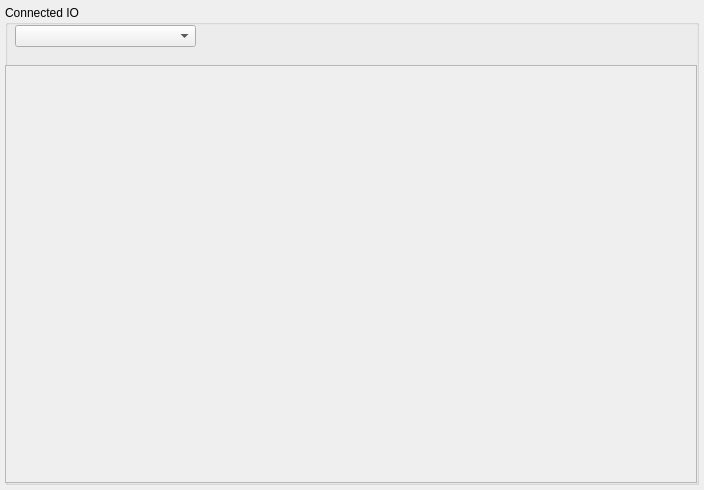
Ghettovich/bsf, file src/ui/forms/iodeviceform.ui: the form before one commit.
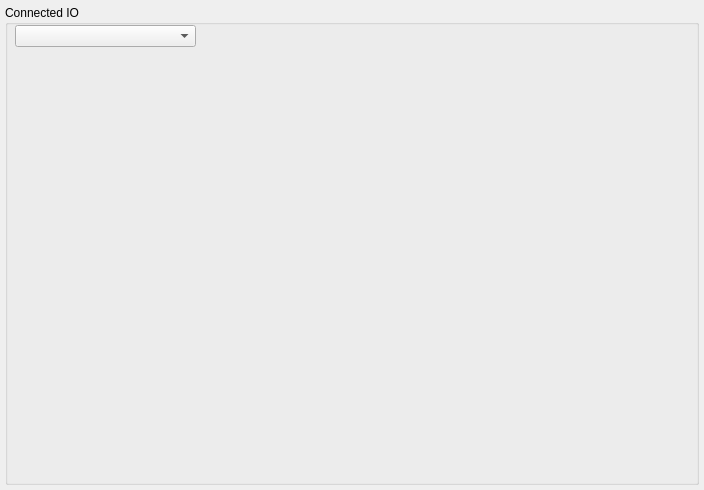
The form after the commit.

What changed in the file:
```diff
--- a/src/ui/forms/iodeviceform.ui
+++ b/src/ui/forms/iodeviceform.ui
@@ -35,7 +35,7 @@
     </rect>
    </property>
    <property name="sizePolicy">
-    <sizepolicy hsizetype="Expanding" vsizetype="Expanding">
+    <sizepolicy hsizetype="Minimum" vsizetype="Minimum">
      <horstretch>0</horstretch>
      <verstretch>0</verstretch>
     </sizepolicy>
@@ -59,32 +59,6 @@
      </rect>
     </property>
    </widget>
-   <widget class="QScrollArea" name="scrollArea">
-    <property name="geometry">
-     <rect>
-      <x>0</x>
-      <y>60</y>
-      <width>692</width>
-      <height>418</height>
-     </rect>
-    </property>
-    <property name="sizeAdjustPolicy">
-     <enum>QAbstractScrollArea::AdjustToContents</enum>
-    </property>
-    <property name="widgetResizable">
-     <bool>true</bool>
-    </property>
-    <widget class="QWidget" name="scrollAreaWidgetContentsIODevices">
-     <property name="geometry">
-      <rect>
-       <x>0</x>
-       <y>0</y>
-       <width>690</width>
-       <height>416</height>
-      </rect>
-     </property>
-    </widget>
-   </widget>
   </widget>
  </widget>
  <resources/>
```
